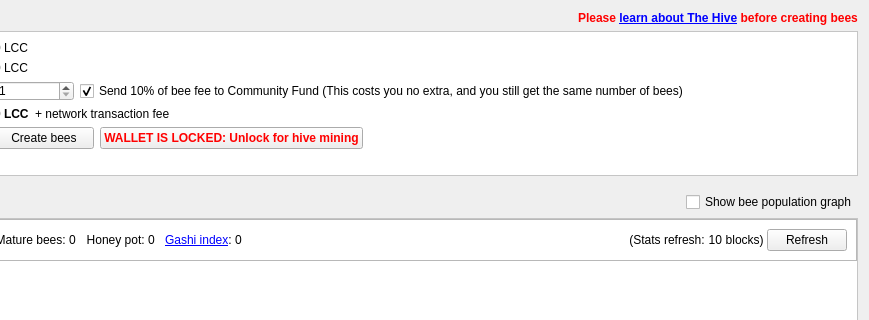
litecoincash-project/litecoincash, file src/qt/forms/hivedialog.ui: the form before one commit; both pictures show x 131 to 1000 and y 0 to 320 of the 1000 by 690 pixel window.
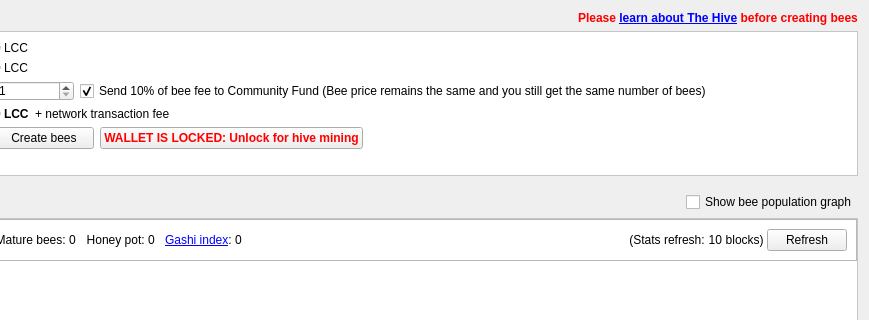
The form after the commit. Icons and pictures are not drawn. Custom widgets are drawn as their Qt base class.

Patch:
```diff
--- a/src/qt/forms/hivedialog.ui
+++ b/src/qt/forms/hivedialog.ui
@@ -226,7 +226,7 @@
            <string>The community fund works by diverting a portion of the unspendable bee creation fee to the spendable community fund address. This enables us to keep developing Litecoin Cash.</string>
           </property>
           <property name="text">
-           <string>Send 10% of bee fee to Community Fund (This costs you no extra, and you still get the same number of bees)</string>
+           <string>Send 10% of bee fee to Community Fund (Bee price remains the same and you still get the same number of bees)</string>
           </property>
           <property name="checked">
            <bool>true</bool>
```
